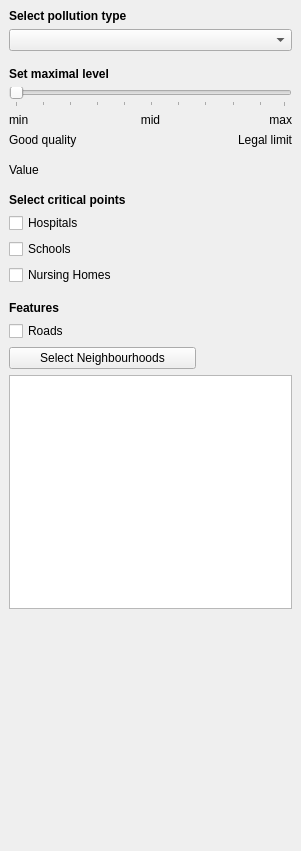
Before: the Qt Designer form plugins/PluginForAirqInRotterdam/airq_rotterdam_dockwidget_base.ui in sticx/Air-pollution-Rotterdam, drawn with Qt 5.
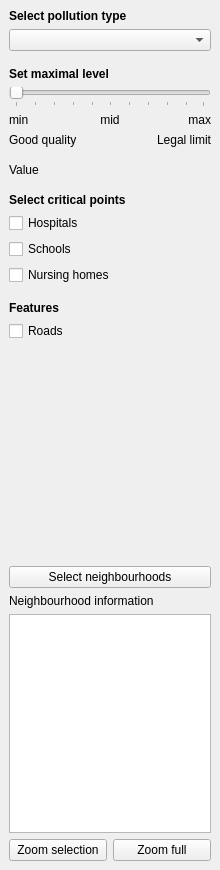
After: the same form once the commit is applied.

Commit message: zoom buttons added, improved neighbourhood info and improved ui

Patch:
```diff
--- a/plugins/PluginForAirqInRotterdam/airq_rotterdam_dockwidget_base.ui
+++ b/plugins/PluginForAirqInRotterdam/airq_rotterdam_dockwidget_base.ui
@@ -6,76 +6,72 @@
    <rect>
     <x>0</x>
     <y>0</y>
-    <width>301</width>
-    <height>851</height>
+    <width>220</width>
+    <height>870</height>
    </rect>
   </property>
+  <property name="minimumSize">
+   <size>
+    <width>220</width>
+    <height>636</height>
+   </size>
+  </property>
   <property name="windowTitle">
    <string>Plugin For Air Quality In Rotterdam</string>
   </property>
   <widget class="QWidget" name="dockWidgetContents">
    <layout class="QGridLayout" name="gridLayout">
-    <item row="6" column="3">
+    <item row="15" column="3" colspan="6">
+     <widget class="QCheckBox" name="checkBoxNursingHomes">
+      <property name="text">
+       <string>Nursing homes</string>
+      </property>
+     </widget>
+    </item>
+    <item row="14" column="3" colspan="6">
+     <widget class="QCheckBox" name="checkBoxSchools">
+      <property name="text">
+       <string>Schools</string>
+      </property>
+      <property name="checkable">
+       <bool>true</bool>
+      </property>
+      <property name="checked">
+       <bool>false</bool>
+      </property>
+     </widget>
+    </item>
+    <item row="18" column="3" colspan="6">
+     <widget class="QCheckBox" name="checkBoxRoads">
+      <property name="text">
+       <string>Roads</string>
+      </property>
+     </widget>
+    </item>
+    <item row="12" column="3" colspan="6">
+     <widget class="QLabel" name="label">
+      <property name="font">
+       <font>
+        <weight>75</weight>
+        <bold>true</bold>
+       </font>
+      </property>
+      <property name="text">
+       <string>Select critical points</string>
+      </property>
+     </widget>
+    </item>
+    <item row="1" column="3" colspan="6">
+     <widget class="QComboBox" name="comboBoxType"/>
+    </item>
+    <item row="8" column="3" colspan="3">
      <widget class="QLabel" name="label_5">
       <property name="text">
        <string>Good quality</string>
       </property>
      </widget>
     </item>
-    <item row="6" column="5">
-     <widget class="QLabel" name="label_6">
-      <property name="text">
-       <string>Legal limit</string>
-      </property>
-      <property name="alignment">
-       <set>Qt::AlignRight|Qt::AlignTrailing|Qt::AlignVCenter</set>
-      </property>
-     </widget>
-    </item>
-    <item row="19" column="3">
-     <spacer name="verticalSpacer_2">
-      <property name="orientation">
-       <enum>Qt::Vertical</enum>
-      </property>
-      <property name="sizeHint" stdset="0">
-       <size>
-        <width>20</width>
-        <height>40</height>
-       </size>
-      </property>
-     </spacer>
-    </item>
-    <item row="5" column="3">
-     <widget class="QLabel" name="labelMin">
-      <property name="text">
-       <string>min</string>
-      </property>
-     </widget>
-    </item>
-    <item row="5" column="4">
-     <widget class="QLabel" name="labelMid">
-      <property name="text">
-       <string>mid</string>
-      </property>
-      <property name="alignment">
-       <set>Qt::AlignCenter</set>
-      </property>
-     </widget>
-    </item>
-    <item row="5" column="5">
-     <widget class="QLabel" name="labelMax">
-      <property name="text">
-       <string>max</string>
-      </property>
-      <property name="alignment">
-       <set>Qt::AlignRight|Qt::AlignTrailing|Qt::AlignVCenter</set>
-      </property>
-     </widget>
-    </item>
-    <item row="1" column="3" colspan="3">
-     <widget class="QComboBox" name="comboBoxType"/>
-    </item>
-    <item row="4" column="3" colspan="3">
+    <item row="4" column="3" colspan="6">
      <widget class="QSlider" name="sliderMaxLevel">
       <property name="pageStep">
        <number>1</number>
@@ -91,7 +87,7 @@
       </property>
      </widget>
     </item>
-    <item row="3" column="3" colspan="3">
+    <item row="3" column="3" colspan="6">
      <widget class="QLabel" name="label_3">
       <property name="font">
        <font>
@@ -104,34 +100,14 @@
       </property>
      </widget>
     </item>
-    <item row="0" column="3" colspan="3">
-     <widget class="QLabel" name="label_2">
-      <property name="font">
-       <font>
-        <weight>75</weight>
-        <bold>true</bold>
-       </font>
-      </property>
-      <property name="text">
-       <string>Select pollution type</string>
-      </property>
-     </widget>
-    </item>
-    <item row="8" column="3" colspan="3">
+    <item row="10" column="3" colspan="3">
      <widget class="QLabel" name="labelCurrentValue">
       <property name="text">
        <string>Value</string>
       </property>
      </widget>
     </item>
-    <item row="16" column="3" colspan="3">
-     <widget class="QCheckBox" name="checkBoxRoads">
-      <property name="text">
-       <string>Roads</string>
-      </property>
-     </widget>
-    </item>
-    <item row="15" column="3" colspan="3">
+    <item row="17" column="3" colspan="3">
      <widget class="QLabel" name="label_4">
       <property name="font">
        <font>
@@ -144,35 +120,25 @@
       </property>
      </widget>
     </item>
-    <item row="11" column="3" colspan="3">
+    <item row="13" column="3" colspan="3">
      <widget class="QCheckBox" name="checkBoxHospitals">
       <property name="text">
        <string>Hospitals</string>
       </property>
      </widget>
     </item>
-    <item row="12" column="3" colspan="3">
-     <widget class="QCheckBox" name="checkBoxSchools">
+    <item row="8" column="6" colspan="3">
+     <widget class="QLabel" name="label_6">
       <property name="text">
-       <string>Schools</string>
+       <string>Legal limit</string>
       </property>
-      <property name="checkable">
-       <bool>true</bool>
+      <property name="alignment">
+       <set>Qt::AlignRight|Qt::AlignTrailing|Qt::AlignVCenter</set>
       </property>
-      <property name="checked">
-       <bool>false</bool>
-      </property>
      </widget>
     </item>
-    <item row="13" column="3" colspan="3">
-     <widget class="QCheckBox" name="checkBoxNursingHomes">
-      <property name="text">
-       <string>Nursing Homes</string>
-      </property>
-     </widget>
-    </item>
-    <item row="10" column="3" colspan="3">
-     <widget class="QLabel" name="label">
+    <item row="0" column="3" colspan="6">
+     <widget class="QLabel" name="label_2">
       <property name="font">
        <font>
         <weight>75</weight>
@@ -180,51 +146,112 @@
        </font>
       </property>
       <property name="text">
-       <string>Select critical points</string>
+       <string>Select pollution type</string>
       </property>
      </widget>
     </item>
-    <item row="7" column="3">
+    <item row="9" column="3">
      <layout class="QVBoxLayout" name="verticalLayout">
       <property name="bottomMargin">
        <number>10</number>
       </property>
      </layout>
     </item>
-    <item row="14" column="3">
+    <item row="16" column="3">
      <layout class="QVBoxLayout" name="verticalLayout_3">
       <property name="bottomMargin">
        <number>10</number>
       </property>
      </layout>
     </item>
-    <item row="2" column="3">
-     <layout class="QVBoxLayout" name="verticalLayout_4">
-      <property name="bottomMargin">
-       <number>10</number>
-      </property>
-     </layout>
-    </item>
-    <item row="9" column="3">
+    <item row="11" column="3">
      <layout class="QVBoxLayout" name="verticalLayout_2">
       <property name="bottomMargin">
        <number>10</number>
       </property>
      </layout>
     </item>
-    <item row="18" column="3" colspan="3">
+    <item row="23" column="3" colspan="6">
      <widget class="QTextBrowser" name="neighbourhoodInfo"/>
     </item>
-    <item row="17" column="3" colspan="2">
+    <item row="24" column="3" colspan="3">
+     <widget class="QPushButton" name="zoomSelectionButton">
+      <property name="text">
+       <string>Zoom selection</string>
+      </property>
+     </widget>
+    </item>
+    <item row="19" column="3">
+     <spacer name="verticalSpacer_2">
+      <property name="orientation">
+       <enum>Qt::Vertical</enum>
+      </property>
+      <property name="sizeHint" stdset="0">
+       <size>
+        <width>20</width>
+        <height>40</height>
+       </size>
+      </property>
+     </spacer>
+    </item>
+    <item row="24" column="6" colspan="3">
+     <widget class="QPushButton" name="fullZoomButton">
+      <property name="text">
+       <string>Zoom full</string>
+      </property>
+     </widget>
+    </item>
+    <item row="21" column="3" colspan="6">
      <widget class="QPushButton" name="selectButton">
       <property name="text">
-       <string>Select Neighbourhoods</string>
+       <string>Select neighbourhoods</string>
       </property>
       <property name="checkable">
        <bool>true</bool>
       </property>
      </widget>
     </item>
+    <item row="5" column="3" colspan="2">
+     <widget class="QLabel" name="labelMin">
+      <property name="text">
+       <string>min</string>
+      </property>
+     </widget>
+    </item>
+    <item row="5" column="5" colspan="2">
+     <widget class="QLabel" name="labelMid">
+      <property name="text">
+       <string>mid</string>
+      </property>
+      <property name="alignment">
+       <set>Qt::AlignCenter</set>
+      </property>
+     </widget>
+    </item>
+    <item row="5" column="7" colspan="2">
+     <widget class="QLabel" name="labelMax">
+      <property name="text">
+       <string>max</string>
+      </property>
+      <property name="alignment">
+       <set>Qt::AlignRight|Qt::AlignTrailing|Qt::AlignVCenter</set>
+      </property>
+     </widget>
+    </item>
+    <item row="22" column="3" colspan="6">
+     <widget class="QLabel" name="label_7">
+      <property name="text">
+       <string>Neighbourhood information</string>
+      </property>
+     </widget>
+    </item>
+    <item row="2" column="3">
+     <layout class="QVBoxLayout" name="verticalLayout_4">
+      <property name="bottomMargin">
+       <number>10</number>
+      </property>
+     </layout>
+    </item>
    </layout>
   </widget>
  </widget>
```
The commit also changes 1 other file.
